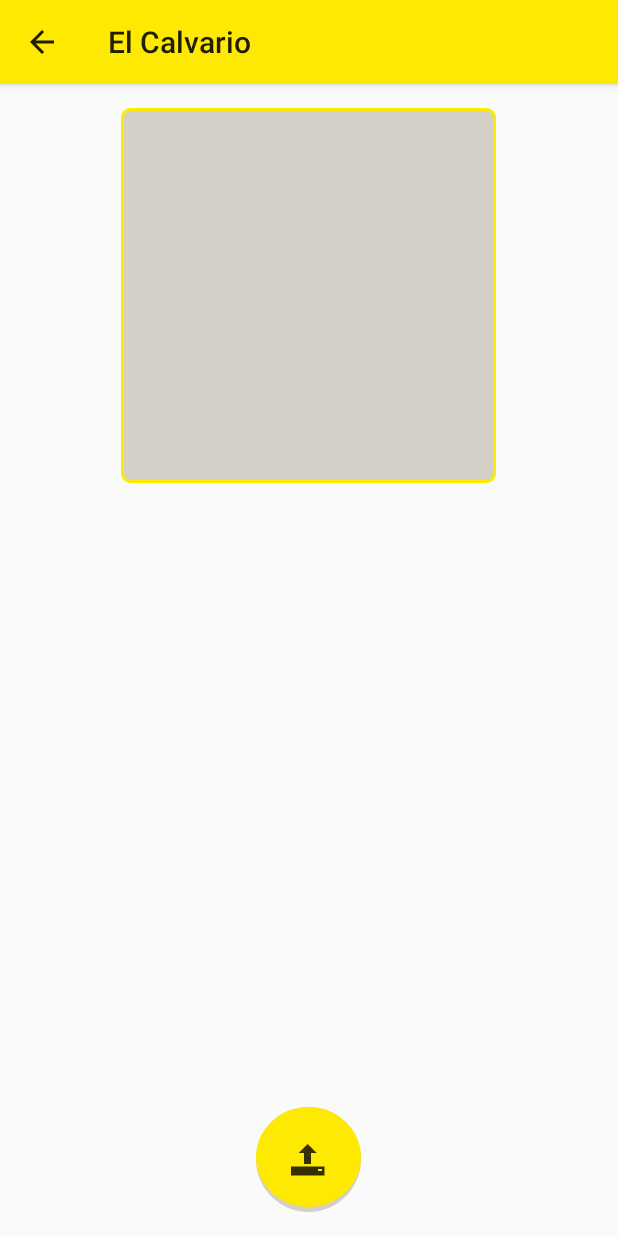
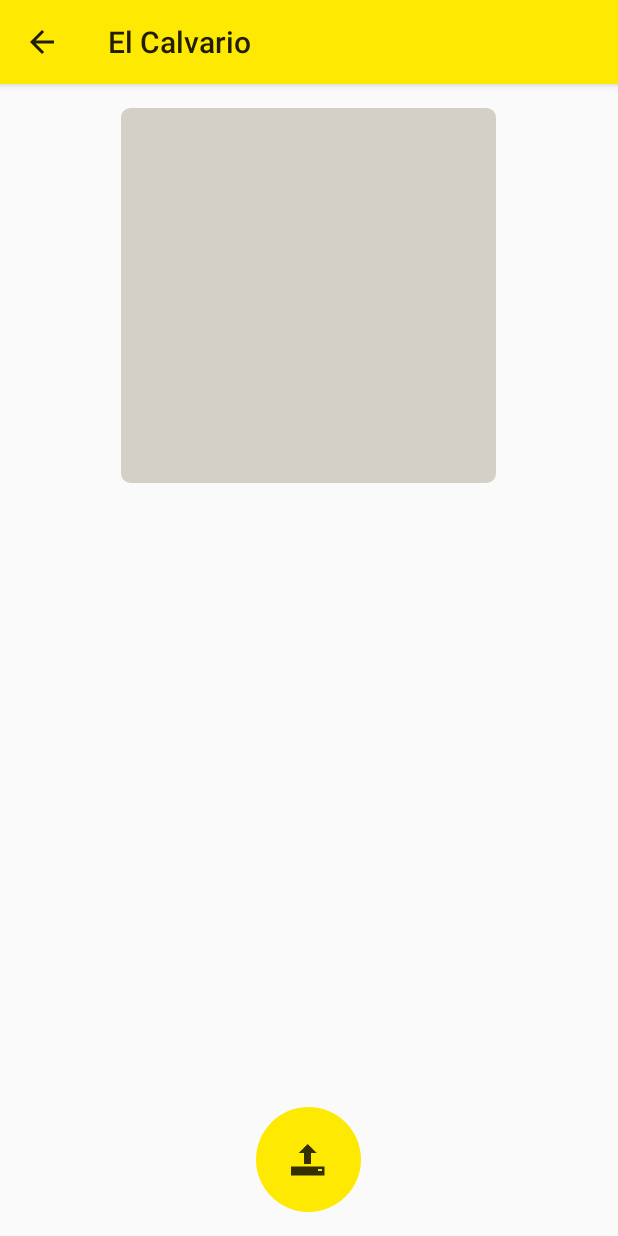
Before and after one commit to IrvinPoncePerez/CSE-PER_IMAGES, an Android app: the ShowResultActivity screen opened directly, with no data from a screen before it, on a phone screen of 412 x 824 dp. Run offline under Robolectric (Android 15) with nearby library versions, the phone set to English and light mode, and no system bars.

Commit message:
upgrading theme of buttons

```diff
--- a/app/src/main/res/drawable/rectangle_button.xml
+++ /dev/null
@@ -1,15 +0,0 @@
-<selector xmlns:android="http://schemas.android.com/apk/res/android">
-    <item>
-        <shape xmlns:android="http://schemas.android.com/apk/res/android"
-            android:shape="rectangle">
-           <stroke
-               android:color="@color/calvario1"
-               android:width="2dp" />
-           <solid
-               android:color="@color/calvario8" />
-
-           <corners
-               android:radius="5dp" />
-        </shape>
-    </item>
-</selector>
--- /dev/null
+++ b/app/src/main/res/drawable/rectangle_selector_button.xml
@@ -0,0 +1,26 @@
+<selector xmlns:android="http://schemas.android.com/apk/res/android">
+    <item android:state_pressed="true">
+        <shape xmlns:android="http://schemas.android.com/apk/res/android"
+            android:shape="rectangle">
+           <stroke android:color="@color/calvario1" android:width="2dp" />
+           <solid android:color="@color/calvario8" />
+           <corners android:radius="5dp" />
+        </shape>
+    </item>
+    <item android:state_focused="true">
+        <shape xmlns:android="http://schemas.android.com/apk/res/android"
+            android:shape="rectangle">
+            <stroke android:color="@color/calvario8" android:width="2dp" />
+            <solid android:color="@color/calvario8" />
+            <corners android:radius="5dp" />
+        </shape>
+    </item>
+    <item>
+        <shape xmlns:android="http://schemas.android.com/apk/res/android"
+            android:shape="rectangle">
+            <stroke android:color="@color/calvario8" android:width="2dp" />
+            <solid android:color="@color/calvario8" />
+            <corners android:radius="5dp" />
+        </shape>
+    </item>
+</selector>
--- a/app/src/main/res/drawable/round_selector_button.xml
+++ b/app/src/main/res/drawable/round_selector_button.xml
@@ -1,62 +1,25 @@
 <?xml version="1.0" encoding="utf-8"?>
 <selector xmlns:android="http://schemas.android.com/apk/res/android">
-    <item
-        android:state_pressed="true">
-        <layer-list>
-            <!--<item>-->
-                <!--<shape xmlns:android="http://schemas.android.com/apk/res/android"-->
-                    <!--android:shape="oval">-->
-                    <!--<solid android:color="@color/calvario8" />-->
-                    <!--<corners android:radius="8dp" />-->
-                    <!--<stroke android:width="2dp" android:color="@color/calvario8" />-->
-
-                <!--</shape>-->
-            <!--</item>-->
-            <item android:top="2.5dp">
+    <item android:state_pressed="true">
         <shape xmlns:android="http://schemas.android.com/apk/res/android"
             android:shape="oval">
-                    <solid android:color="@color/calvario1" />
+            <solid android:color="@color/calvario0" />
             <corners android:radius="8dp" />
-                    <stroke android:color="@color/calvario8" android:width="1dp" />
+            <!--<stroke android:color="@color/calvario" android:width="2dp" />-->
         </shape>
     </item>
-        </layer-list>
-    </item>
-    <item
-        android:state_focused="true">
-        <layer-list>
-            <item>
-                <shape xmlns:android="http://schemas.android.com/apk/res/android"
-                    android:shape="oval">
-                    <solid android:color="@color/calvario8" />
-                    <corners android:radius="8dp" />
-                </shape>
-            </item>
-            <item android:bottom="5px">
+    <item android:state_focused="true">
         <shape xmlns:android="http://schemas.android.com/apk/res/android"
             android:shape="oval">
             <solid android:color="@color/calvario1" />
             <corners android:radius="8dp" />
         </shape>
     </item>
-        </layer-list>
-    </item>
     <item>
-        <layer-list>
-            <item>
-                <shape xmlns:android="http://schemas.android.com/apk/res/android"
-                    android:shape="oval">
-                    <solid android:color="@color/calvario8" />
-                    <corners android:radius="8dp" />
-                </shape>
-            </item>
-            <item android:bottom="5px">
         <shape xmlns:android="http://schemas.android.com/apk/res/android"
             android:shape="oval">
             <solid android:color="@color/calvario1" />
             <corners android:radius="8dp" />
         </shape>
     </item>
-        </layer-list>
-    </item>
 </selector>
--- a/app/src/main/res/layout/activity_show_result.xml
+++ b/app/src/main/res/layout/activity_show_result.xml
@@ -13,7 +13,7 @@
         android:layout_height="250dp"
         android:layout_alignParentTop="true"
         android:layout_centerHorizontal="true"
-        android:background="@drawable/rectangle_button" />
+        android:background="@drawable/rectangle_selector_button" />
 
     <TextView
         android:id="@+id/lblEmployeeName"
--- a/app/src/main/res/values/colors.xml
+++ b/app/src/main/res/values/colors.xml
@@ -1,6 +1,6 @@
 <resources>
 
-    <item name="calvario0" type="color">#FBE900</item>
+    <item name="calvario0" type="color">#fffbef20</item>
     <item name="calvario1" type="color">#FEE902</item>
     <!--<item name="calvario1" type="color">#D4D0C8</item>-->
     <item name="calvario2" type="color">#F4BF01</item>
```
Also changed, not shown: app/src/main/res/drawable/round_button.xml (deleted, +0 -35 lines). Lines whose indentation alone changed are shown as unchanged.
